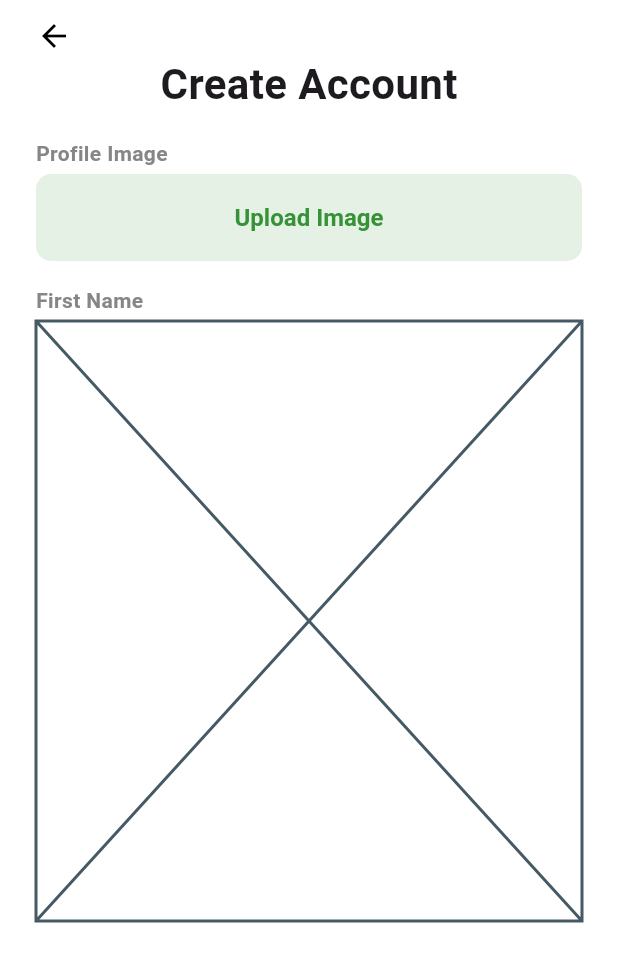
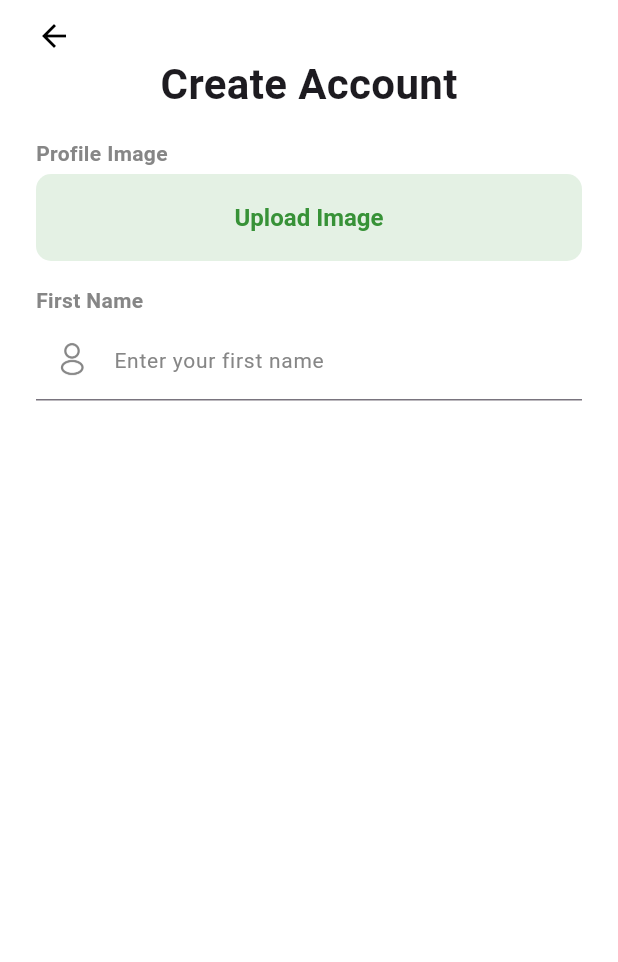
Before and after one commit to jamydevelop/Flutter-Upark-Driver, a Flutter app: the screen it shows after launch, on a phone screen of 412 x 824 dp. Shown: the top 962 px of the screen. Run offline on Flutter 3.47's test engine with Material 3 defaults, Android fonts, the phone set to English and light mode, and no system bars; our stand-ins replace go_router; Roboto replaces fonts that are missing (Poppins).

Commit message:
fix widget directory for register

```diff
--- a/upark_driver/lib/features/register/widget/first_name_textfield.widget.dart
+++ /dev/null
@@ -1,10 +0,0 @@
-import 'package:flutter/widgets.dart';
-
-class FirstNameTextfieldWidget extends StatelessWidget {
-  const FirstNameTextfieldWidget({super.key});
-
-  @override
-  Widget build(BuildContext context) {
-    return const Placeholder();
-  }
-}
--- /dev/null
+++ b/upark_driver/lib/features/register/widget/text_field/first_name_textfield.widget.dart
@@ -0,0 +1,22 @@
+import 'package:flutter/widgets.dart';
+import 'package:upark_driver/core/resources/colors.dart';
+import 'package:upark_driver/core/widget/common_text_field.dart';
+
+class FirstNameTextfieldWidget extends StatelessWidget {
+  const FirstNameTextfieldWidget({super.key});
+
+  @override
+  Widget build(BuildContext context) {
+    return CommonTextField(
+      hintText: "Enter your first name",
+      hintTextStyle: TextStyle(color: grey),
+      prefixIcon: Image.asset(
+        "assets/images/profile.png",
+        scale: 3,
+      ),
+      onFieldSubmitted: (value) {
+        FocusScope.of(context).unfocus();
+      },
+    );
+  }
+}
```
Also changed, not shown: upark_driver/lib/features/register/presentation/register_page.dart (+6 -6 lines), upark_driver/assets/images/profile.png (added), upark_driver/lib/features/register/widget/button/back_to_screen_button.widget.dart (renamed from upark_driver/lib/features/register/widget/back_to_screen_button.widget.dart), upark_driver/lib/features/register/widget/button/upload_image_button.widget.dart (renamed from upark_driver/lib/features/register/widget/upload_image_button.widget.dart), upark_driver/lib/features/register/widget/text_label/create_account_text_label.dart (renamed from upark_driver/lib/features/register/widget/create_account_text_label.dart), upark_driver/lib/features/register/widget/text_label/first_name_text_label.widget.dart (renamed from upark_driver/lib/features/register/widget/first_name_text_label.widget.dart), upark_driver/lib/features/register/widget/text_label/profile_image_text_label.widget.dart (renamed from upark_driver/lib/features/register/widget/profile_image_text_label.widget.dart).
